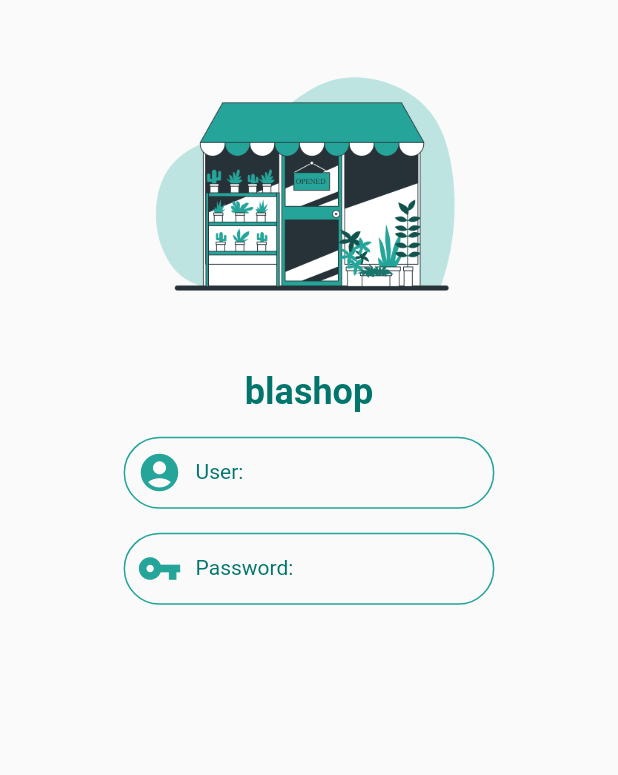
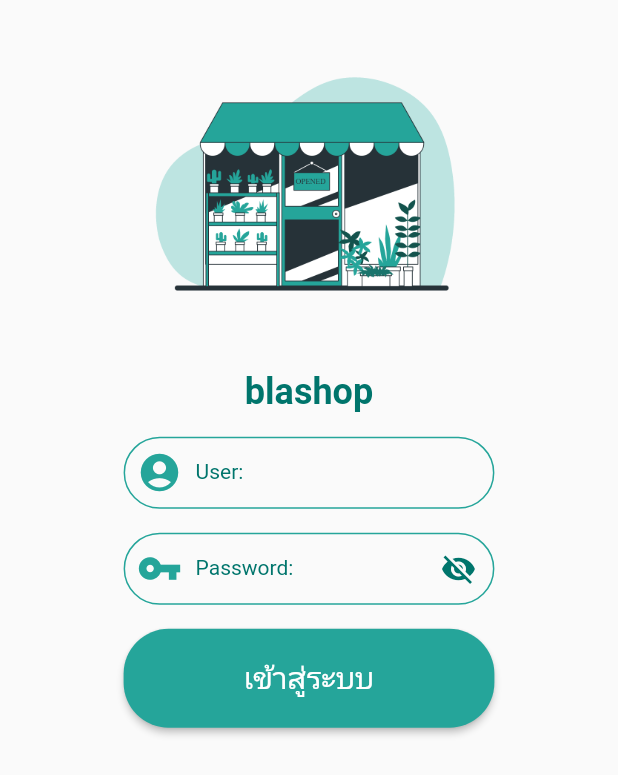
Before and after one commit to somchu/blashop, a Flutter app: the screen it shows after launch, on a phone screen of 412 x 824 dp. Shown: the top 775 px of the screen. Run offline on Flutter 3.47's test engine with Material 2 defaults, Android fonts, the phone set to English and light mode, and no system bars; our stand-ins replace font_awesome_flutter, google_fonts; Roboto replaces fonts that are missing (Kanit).

Commit message:
update today

```diff
--- a/lib/states/authen.dart
+++ b/lib/states/authen.dart
@@ -16,17 +16,45 @@ class _AuthenState extends State<Authen> {
   @override
   Widget build(BuildContext context) {
     double size = MediaQuery.of(context).size.width;
+    double h = MediaQuery.of(context).size.height;
     return Scaffold(
       body: SafeArea(
+        child: GestureDetector(
+          //focusscope เพื่อให้สามารถเก็บ keyboard ไม่ว่าจะ click ที่ไหนก็ตาม
+          onTap: () => FocusScope.of(context).requestFocus(FocusNode()),
+          behavior: HitTestBehavior.opaque,
           child: ListView(
             children: [
               buildimage(size),
               buildtitle(),
               buildUser(size),
               buildPassword(size),
+              buildlogin(size, h)
             ],
           ),
         ),
+      ),
+    );
+  }
+
+  Row buildlogin(double size, double h) {
+    return Row(
+      mainAxisAlignment: MainAxisAlignment.center,
+      children: [
+        Container(
+          margin: EdgeInsets.symmetric(vertical: 16),
+          width: size * 0.6,
+          height: h * 0.08,
+          child: ElevatedButton(
+            style: MyConstant().mybuttonstyle(),
+            onPressed: () {},
+            child: Text(
+              'เข้าสู่ระบบ',
+              style: TextStyle(fontSize: 20),
+            ),
+          ),
+        ),
+      ],
     );
   }
 
@@ -72,6 +100,22 @@ class _AuthenState extends State<Authen> {
           child: TextFormField(
             obscureText: StsRedEye,
             decoration: InputDecoration(
+              suffixIcon: IconButton(
+                onPressed: () {
+                  setState(() {
+                    StsRedEye = !StsRedEye;
+                  });
+                },
+                icon: StsRedEye
+                    ? Icon(
+                        Icons.visibility_off,
+                        color: MyConstant.dark,
+                      )
+                    : Icon(
+                        Icons.visibility,
+                        color: MyConstant.dark,
+                      ),
+              ),
               labelText: 'Password:',
               labelStyle: MyConstant().h3style(),
               contentPadding: EdgeInsets.fromLTRB(25, 25, 25, 0),
--- a/lib/utility/my_constant.dart
+++ b/lib/utility/my_constant.dart
@@ -42,4 +42,11 @@ class MyConstant {
         fontWeight: FontWeight.normal,
         color: dark,
       );
+
+  ButtonStyle mybuttonstyle() => ElevatedButton.styleFrom(
+        primary: MyConstant.primary,
+        shape: RoundedRectangleBorder(
+          borderRadius: BorderRadius.circular(30),
+        ),
+      );
 }
```
Lines whose indentation alone changed are shown as unchanged.
